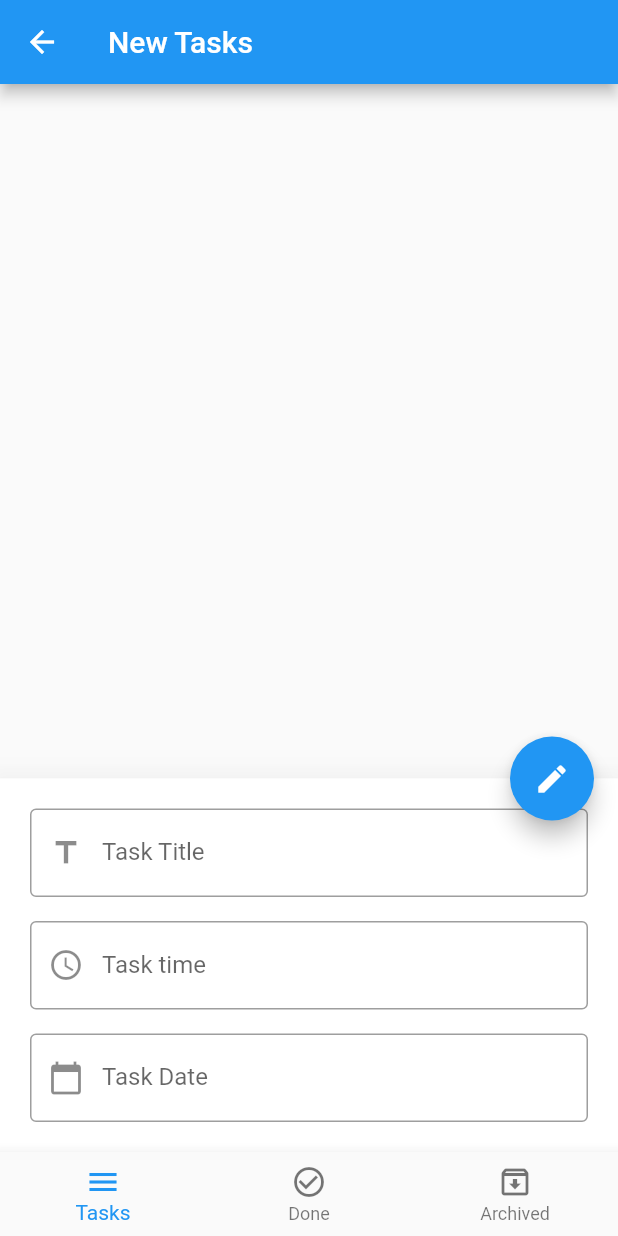
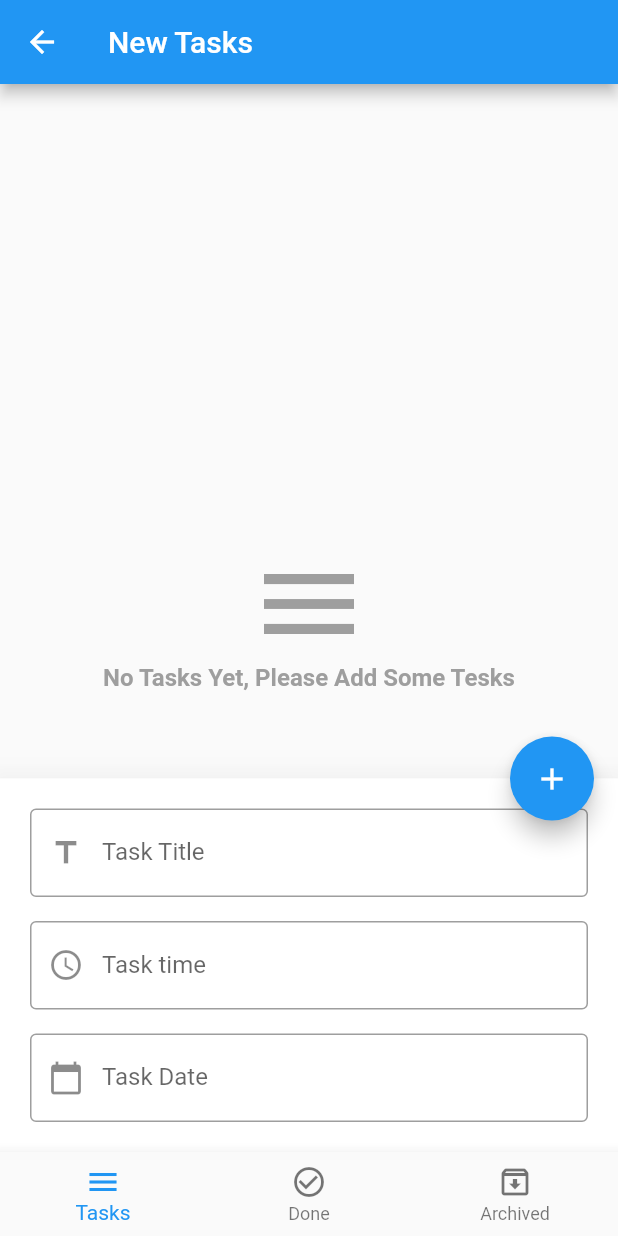
Before and after one commit to essalhi-moussa/flutter-app, a Flutter app: the screen it shows after launch, after a tap on the "edit" icon, on a phone screen of 412 x 824 dp. Run offline on Flutter 3.47's test engine with Material 2 defaults, Android fonts, the light colour scheme and no system bars; our stand-ins replace bloc, conditional_builder_null_safety, flutter_bloc, sqflite, sqflite_common, sqflite_common_ffi; accounts and stored records are empty.

Commit message:
Update and delete tasks

```diff
--- a/lib/layout/home_layout.dart
+++ b/lib/layout/home_layout.dart
@@ -15,12 +15,8 @@ import '../modules/new_tasks/new_tasks_screen.dart';
 
 class HomeLayout extends StatelessWidget {
 
-
-  late Database database;
   var scaffoldKey = GlobalKey<ScaffoldState>();
   var formdKey = GlobalKey<FormState>();
-  bool isBottomSheetShown = false;
-  IconData fabIcon = Icons.edit;
   var titleController = TextEditingController();
   var timeController = TextEditingController();
   var dateController = TextEditingController();
@@ -30,9 +26,13 @@ class HomeLayout extends StatelessWidget {
   @override
   Widget build(BuildContext context) {
     return  BlocProvider(
-      create: (BuildContext context) => AppCubit(),
+      create: (BuildContext context) => AppCubit()..createDatabase(),
       child: BlocConsumer<AppCubit, AppStates>(
-       listener: (BuildContext comtext, AppStates state) {},
+       listener: (BuildContext context, AppStates state) {
+         if(state is AppInsertDatabaseState){
+            Navigator.pop(context);
+         }
+       },
         builder: (BuildContext context, AppStates state) {
          AppCubit cubit = AppCubit.get(context);
          return Scaffold(
@@ -44,38 +44,39 @@ class HomeLayout extends StatelessWidget {
            ),
            // body: tasks.length == 0 ? Center(child: CircularProgressIndicator()) : cubit.screens[cubit.curentIndex],
            body: ConditionalBuilder(
-             condition: true,
+             condition: state is! AppGetDatabaseLoadingState,
              builder: (context) => cubit.screens[cubit.curentIndex],
              fallback: (context) => Center(child: CircularProgressIndicator())
            ),
            floatingActionButton: FloatingActionButton(
              onPressed: () {
-               if (isBottomSheetShown){
+               if (cubit.isBottomSheetShown){
                  if(formdKey.currentState!.validate()){
-                   insertToDatabase(
-                     title: titleController.text,
-                     date: dateController.text,
-                     time: timeController.text,
-                   ).then((value){
-                     getDataFromDatabase(database).then((value){
-                       Navigator.pop(context);
-                       // setState(() {
-                       //   isBottomSheetShown = false;
-                       //   fabIcon =  Icons.edit;
-                       //
-                       //   tasks = value;
-                       //   print('-------------------');
-                       //   print(tasks);
-                       //   print('-------------------');
-                       // });
-                     });
-                   });
+                   cubit.insertToDatabase(title: titleController.text, time: timeController.text, date: dateController.text);
+                   // insertToDatabase(
+                   //   title: titleController.text,
+                   //   date: dateController.text,
+                   //   time: timeController.text,
+                   // ).then((value){
+                   //   getDataFromDatabase(database).then((value){
+                   //     Navigator.pop(context);
+                   //     // setState(() {
+                   //     //   isBottomSheetShown = false;
+                   //     //   fabIcon =  Icons.edit;
+                   //     //
+                   //     //   tasks = value;
+                   //     //   print('-------------------');
+                   //     //   print(tasks);
+                   //     //   print('-------------------');
+                   //     // });
+                   //   });
+                   // });
 
 
                  };
 
 
-                 print(isBottomSheetShown = true);
+                 //print(isBottomSheetShown = true);
                }else {
                  scaffoldKey.currentState?.showBottomSheet(
                        (context) =>
@@ -154,19 +155,13 @@ class HomeLayout extends StatelessWidget {
                        ),
                    elevation: 20.0,
                  ).closed.then((value){
-                   isBottomSheetShown = false;
-                   // setState(() {
-                   //   fabIcon =  Icons.edit;
-                   // });
+                   cubit.changeBottomSheetState(isShow: false, icon: Icons.edit);
                  });
-                 isBottomSheetShown = true;
-                 // setState(() {
-                 //   fabIcon =  Icons.add;
-                 // });
+                 cubit.changeBottomSheetState(isShow: true, icon: Icons.add);
                }
              },
              child: Icon(
-               fabIcon,
+               cubit.fabIcon,
              ),
            ),
            bottomNavigationBar: BottomNavigationBar(
@@ -208,89 +203,6 @@ class HomeLayout extends StatelessWidget {
     return 'Ahmed Ali';
   }
 
-  void createDatabase() async {
-    try {
-      sqfliteFfiInit();
-      databaseFactory = databaseFactoryFfi;
 
-      database = await openDatabase(
-          'todo.db',
-          version: 1,
-          onCreate: (database, version)  {
-            print('database created');
-            database.execute('CREATE TABLE Tasks (id INTEGER PRIMARY KEY, title TEXT, date TEXT, time TEXT, status TEXT)').then((value){
-              print('table created');
-            }).catchError((Error){
-              print('error when creating table ${Error.toString()} ');
-            });
-          },
-          onOpen: (database){
-            getDataFromDatabase(database).then((value){
-              // setState(() {
-              //   tasks = value;
-              // });
-            });
-            print('database open');
-          }
-      );
-    } catch (e) {
-      print('Error creating database: $e');
-    }
-  }
-
-  // void insertToDatabase({
-  //     required String title,
-  //     required String time,
-  //     required String date,
-  //     })
-  //     {
-  //   try {
-  //     // return database.transaction((txn) async {
-  //     //   int result = await txn.rawInsert(
-  //     //     'INSERT INTO Tasks(title, date, time, status) VALUES("first task" , "0222", "111", "active")'
-  //     // );
-  //     database.transaction((txn){
-  //       txn.rawInsert('INSERT INTO Tasks(title, date, time, status) VALUES("first task" , "0222", "111", "active")').then((value) {
-  //       print('$value inserted successfuly');
-  //     }).catchError((er){
-  //       print('error when Inserting New Record  ${er.toString()} ');
-  //     });
-  //
-  //       // print('$result inserted successfully');
-  //       // return null;
-  //   });
-  //   } catch (error) {
-  //     print('Error when inserting new record: $error');
-  //   }
-  // }
-
-  Future  insertToDatabase(
-      {
-        required String title,
-        required String time,
-        required String date,
-      }
-      ) async {
-    try {
-      return  await database.transaction((txn) async {
-        try {
-          int result = await txn.rawInsert(
-            'INSERT INTO Tasks(title, date, time, status) VALUES(?, ?, ?, "new")',
-            [title, date, time],
-          );
-
-          print('$result inserted successfully');
-        } catch (error) {
-          print('Error when executing rawInsert: $error');
-        }
-      });
-    } catch (error) {
-      print('Error when opening database transaction: $error');
-    }
-  }
-
-  Future<List<Map>> getDataFromDatabase(database) async {
-    return await database.rawQuery('SELECT * FROM Tasks');
-  }
 
 }
--- a/lib/modules/new_tasks/new_tasks_screen.dart
+++ b/lib/modules/new_tasks/new_tasks_screen.dart
@@ -1,24 +1,23 @@
+import 'package:conditional_builder_null_safety/conditional_builder_null_safety.dart';
 import 'package:flutter/material.dart';
+import 'package:flutter_bloc/flutter_bloc.dart';
+import 'package:udemy_flutter/shared/components/components.dart';
 import 'package:udemy_flutter/shared/components/constants.dart';
+import 'package:udemy_flutter/shared/cubit/cubit.dart';
+import 'package:udemy_flutter/shared/cubit/states.dart';
 
-import '../../shared/components/components.dart';
+
 
 class NewTasksScreen extends StatelessWidget {
 
   @override
   Widget build(BuildContext context) {
-    return ListView.separated(
-        itemBuilder: (context, index) => buildTasksItem(tasks[index]),
-        separatorBuilder: (context, index) => Padding(
-          padding: const EdgeInsetsDirectional.only(
-            start: 20.0,
-          ),
-          child: Container(
-            width: double.infinity ,
-            height: 1.0,
-            color: Colors.grey[300],
-          ),
-        ),
-        itemCount: tasks.length);
+    return BlocConsumer<AppCubit, AppStates>(
+      listener: (context, state){},
+      builder: (context, state){
+        var tasks = AppCubit.get(context).newTasks;
+        return tasksBuilder(tasks: tasks);
+      }
+    );
   }
 }
--- a/lib/shared/components/components.dart
+++ b/lib/shared/components/components.dart
@@ -1,4 +1,6 @@
+import 'package:conditional_builder_null_safety/conditional_builder_null_safety.dart';
 import 'package:flutter/material.dart';
+import 'package:udemy_flutter/shared/cubit/cubit.dart';
 
 // --------------- Button --------------
 Widget defaultButton({
@@ -67,12 +69,14 @@ Widget defaultFormField({
 );
 
 
-Widget buildTasksItem(Map model
+Widget buildTasksItem(Map model, context
     // {
     //   Object  task,
     //   void Function(bool?)? onChange
     // }
-) =>  Padding(
+) =>  Dismissible(
+  key: Key(model['id'].toString()),
+  child:   Padding(
     padding: const EdgeInsets.all(20.0),
     child: Row(
       children: [
@@ -96,7 +100,8 @@ Widget buildTasksItem(Map model
         SizedBox(
           width: 20.0,
         ),
-      Column(
+        Expanded(
+          child: Column(
             mainAxisSize: MainAxisSize.min,
             crossAxisAlignment: CrossAxisAlignment.start,
             children: [
@@ -115,6 +120,72 @@ Widget buildTasksItem(Map model
               ),
             ],
           ),
+        ),
+        SizedBox(
+          width: 20.0,
+        ),
+        IconButton(
+            onPressed: (){
+              AppCubit.get(context).updateData(status: 'done', id: model['id']);
+            },
+            icon: Icon(
+              Icons.check_box,
+              color: Colors.green,
+            )
+        ),
+        IconButton(
+            onPressed: (){
+              AppCubit.get(context).updateData(status: 'archive', id: model['id']);
+            },
+            icon: Icon(
+                Icons.archive,
+              color: Colors.black45,
+            )
+        )
       ],
     ),
+  ),
+  onDismissed: (direction){
+AppCubit.get(context).deleteData(id: model['id']);
+  },
 );
+
+Widget tasksBuilder({
+  required List<Map> tasks,
+}) => ConditionalBuilder(
+  condition: tasks.length > 0,
+  builder: (context) => ListView.separated(
+    itemBuilder: (context, index) => buildTasksItem(tasks[index], context),
+    separatorBuilder: (context, index) => Padding(
+      padding: const EdgeInsetsDirectional.only(
+        start: 20.0,
+      ),
+      child: Container(
+        width: double.infinity ,
+        height: 1.0,
+        color: Colors.grey[300],
+      ),
+    ),
+    itemCount: tasks.length,
+  ),
+  fallback: (context) => Center(
+    child: Column(
+      mainAxisAlignment: MainAxisAlignment.center,
+      children: [
+        Icon(
+          Icons.menu,
+          size: 80.0,
+          color: Colors.grey,
+        ),
+        Text(
+          'No Tasks Yet, Please Add Some Tesks',
+          style: TextStyle(
+            fontSize: 16.0,
+            fontWeight: FontWeight.bold,
+            color: Colors.grey,
+          ),
+        ),
+      ],
+    ),
+  ),
+);
--- a/lib/shared/components/constants.dart
+++ /dev/null
@@ -1 +0,0 @@
-List<Map> tasks = [];
--- a/lib/shared/cubit/cubit.dart
+++ b/lib/shared/cubit/cubit.dart
@@ -1,6 +1,9 @@
 import 'package:bloc/bloc.dart';
 import 'package:flutter/material.dart';
 import 'package:flutter_bloc/flutter_bloc.dart';
+import 'package:sqflite/sqflite.dart';
+import 'package:sqflite_common/sqlite_api.dart';
+import 'package:sqflite_common_ffi/sqflite_ffi.dart';
 import 'package:udemy_flutter/shared/cubit/states.dart';
 
 import '../../modules/archived_tasks/archived_tasks_screen.dart';
@@ -28,4 +31,143 @@ class AppCubit extends Cubit<AppStates>{
     curentIndex = index;
     emit(AppChangeBottomNaveBarState());
   }
+
+
+  late Database database;
+  List<Map> newTasks = [];
+  List<Map> donTasks = [];
+  List<Map> archivedTasks = [];
+
+  void createDatabase()  {
+    try {
+      sqfliteFfiInit();
+      databaseFactory = databaseFactoryFfi;
+
+      openDatabase(
+          'todo.db',
+          version: 1,
+          onCreate: (database, version)  {
+            print('database created');
+            database.execute('CREATE TABLE Tasks (id INTEGER PRIMARY KEY, title TEXT, date TEXT, time TEXT, status TEXT)').then((value){
+              print('table created');
+            }).catchError((Error){
+              print('error when creating table ${Error.toString()} ');
+            });
+          },
+          onOpen: (database){
+            getDataFromDatabase(database);
+            print('database open');
+          }
+      ).then((value){
+        database = value;
+        emit(AppCreateDatabaseState());
+      });
+    } catch (e) {
+      print('Error creating database: $e');
+    }
+  }
+
+
+  // Future<String?> insertToDatabase({
+  //   required String title,
+  //   required String time,
+  //   required String date,
+  // }) async {
+  //   try {
+  //     await database.transaction((txn) async {
+  //       try {
+  //         int result = await txn.rawInsert(
+  //           'INSERT INTO Tasks(title, date, time, status) VALUES(?, ?, ?, "new")',
+  //           [title, date, time],
+  //         );
+  //
+  //         print('$result inserted successfully');
+  //         emit(AppInitialState());
+  //       } catch (error) {
+  //         print('Error when executing rawInsert: $error');
+  //       }
+  //     });
+  //   } catch (error) {
+  //     print('Error when opening database transaction: $error');
+  //   }
+  //
+  //   return null; // Ensure a value is always returned.
+  // }
+
+  Future<void> insertToDatabase({
+    required String title,
+    required String time,
+    required String date,
+  }) async
+  {
+      await database.transaction((txn) async {
+          txn.rawInsert(
+            'INSERT INTO Tasks(title, date, time, status) VALUES(?, ?, ?, "new")',
+            [title, date, time],
+          ).then((value){
+            print('$value inserted successfully');
+            emit(AppInsertDatabaseState());
+            getDataFromDatabase(database);
+          }).catchError((error){
+            print('Error when opening database transaction: $error');
+          });
+           return null;
+      });
+  }
+
+
+  getDataFromDatabase(database)  {
+    newTasks = [];
+    donTasks = [];
+    archivedTasks = [];
+    emit(AppGetDatabaseLoadingState());
+    database.rawQuery('SELECT * FROM Tasks').then((value){
+      value.forEach((element)
+      {
+       if(element['status'] == 'new')
+         newTasks.add(element);
+       else if(element['status'] == 'done')
+         donTasks.add(element);
+       else archivedTasks.add(element);
+      });
+      emit(AppGetDatabaseState());
+    });;
+  }
+
+  void updateData({
+    required String status,
+    required int id,
+}) async{
+    database.rawUpdate(
+        'UPDATE Tasks SET status = ? WHERE id = ?',
+        ['$status', id]).then((value){
+      getDataFromDatabase(database);
+      emit(AppUpdateDatabaseState());
+    });
+
+  }
+
+  void deleteData({
+    required int id,
+  }) async{
+    database.rawDelete(
+        'DELETE FROM Tasks WHERE id = ?', [id]
+    ).then((value){
+      getDataFromDatabase(database);
+      emit(AppDeleteDatabaseState());
+    });
+
+  }
+
+  bool isBottomSheetShown = false;
+  IconData fabIcon = Icons.edit;
+
+  void changeBottomSheetState({
+    required bool isShow,
+    required IconData icon,
+  }){
+    isBottomSheetShown = isShow;
+    fabIcon = icon;
+    emit(AppChangeBottomSheetState());
+  }
 }
--- a/lib/shared/cubit/states.dart
+++ b/lib/shared/cubit/states.dart
@@ -2,3 +2,13 @@ abstract class AppStates{}
 class AppInitialState extends AppStates{}
 
 class AppChangeBottomNaveBarState extends AppStates{}
+
+class AppCreateDatabaseState extends AppStates{}
+class AppInsertDatabaseState extends AppStates{}
+class AppGetDatabaseState extends AppStates{}
+class AppUpdateDatabaseState extends AppStates{}
+class AppDeleteDatabaseState extends AppStates{}
+
+class AppChangeBottomSheetState extends AppStates{}
+
+class AppGetDatabaseLoadingState extends AppStates{}
```
Also changed, not shown: lib/modules/archived_tasks/archived_tasks_screen.dart (+11 -6 lines), lib/modules/done_tasks/done_tasks_screen.dart (+11 -6 lines). Lines whose indentation alone changed are shown as unchanged.
